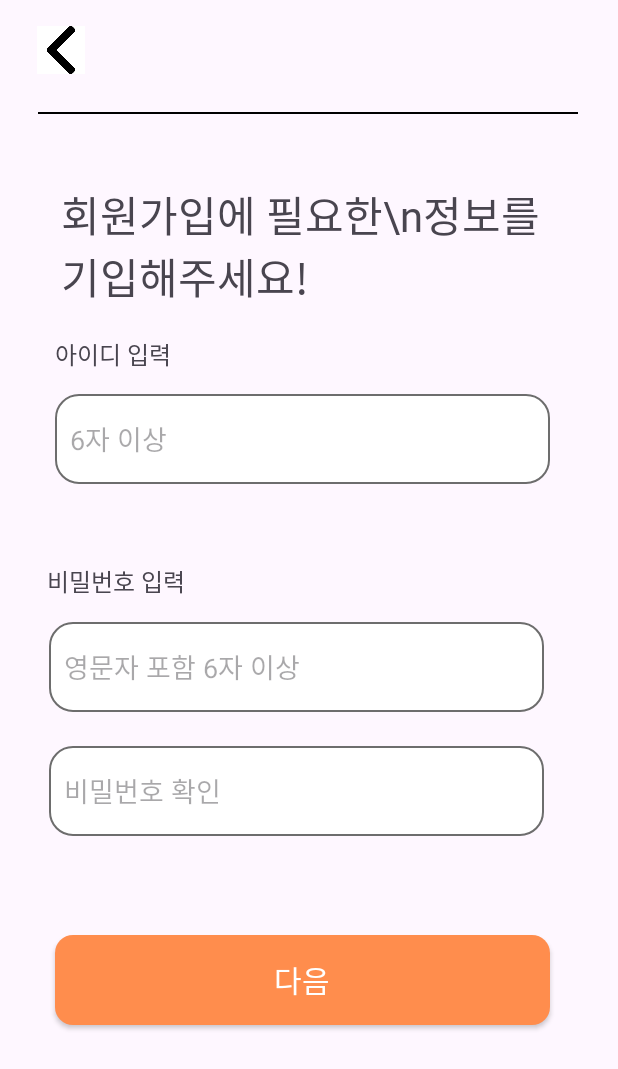
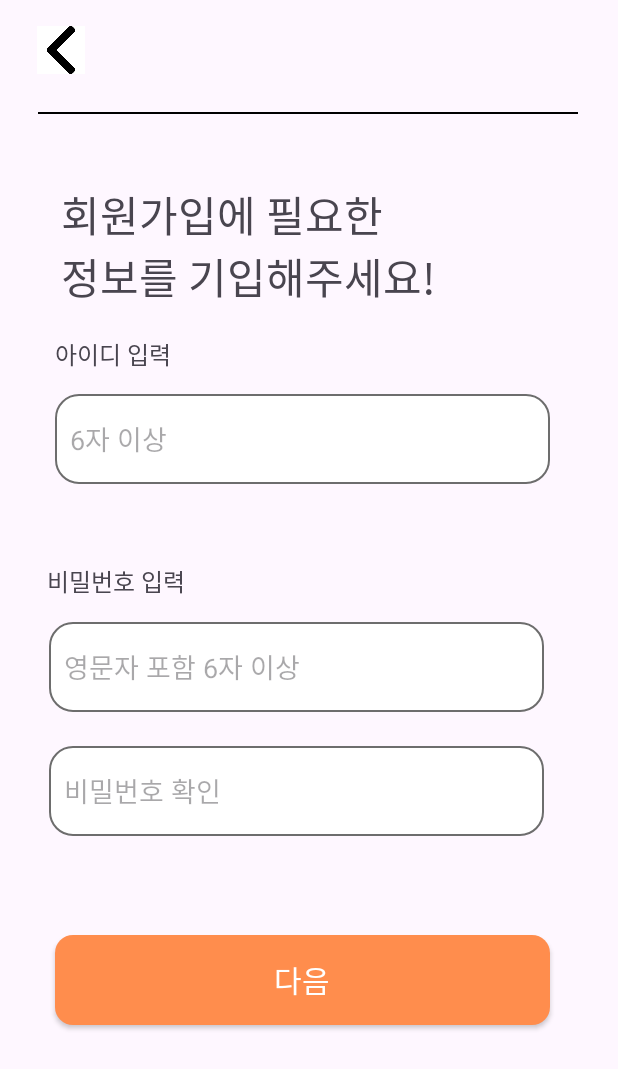
Before and after one commit to Beacon-2023/Beacon-frontend, an Android app: the signUpActivity screen opened directly, with no data from a screen before it, on a phone screen of 412 x 824 dp. Shown: the top 1069 px of the screen. Run offline under Robolectric (Android 15) with nearby library versions, the phone set to English and light mode, and no system bars.

Commit message:
[ADD] 번역 : 추가 언어 마무리

```diff
--- a/app/src/main/res/layout/activity_set_disaster.xml
+++ b/app/src/main/res/layout/activity_set_disaster.xml
@@ -56,7 +56,7 @@
         android:layout_width="wrap_content"
         android:layout_height="wrap_content"
         android:fontFamily="@font/fontlight"
-        android:text=""
+        android:text="@string/txt_setDiasaster2"
         android:textSize="20dp"
         app:layout_constraintBottom_toBottomOf="parent"
         app:layout_constraintEnd_toEndOf="parent"
--- a/app/src/main/res/layout/activity_sign_up.xml
+++ b/app/src/main/res/layout/activity_sign_up.xml
@@ -68,7 +68,7 @@
         android:layout_width="330dp"
         android:layout_height="60dp"
         android:background="@drawable/border_radius_blank"
-        android:hint="비밀번호 확인"
+        android:hint="@string/txt_constraint_confirm_pw"
         android:padding="10dp"
         app:layout_constraintBottom_toBottomOf="parent"
         app:layout_constraintEnd_toEndOf="parent"
--- a/app/src/main/res/layout/activity_start.xml
+++ b/app/src/main/res/layout/activity_start.xml
@@ -74,7 +74,7 @@
         android:layout_height="60dp"
         android:background="@drawable/border_radius_box"
         android:fontFamily="@font/fontmedium"
-        android:text="@string/txt_logout"
+        android:text="@string/txt_signup"
         android:textColor="@color/white"
         android:textSize="24sp"
         app:layout_constraintBottom_toBottomOf="parent"
--- a/app/src/main/res/values/strings.xml
+++ b/app/src/main/res/values/strings.xml
@@ -3,7 +3,6 @@
 
     <string name="defaultSenderId" translatable="false">YOUR_DEFAULT_SENDER_ID</string>
 
-    <string name="txt_logo1">당신의 안전한\n오늘을 위해</string>
     <string name="txt_logo2">beacon</string>
     <string name="txt_login">로그인</string>
     <string name="txt_logout">로그아웃</string>
@@ -12,10 +11,10 @@
     <string name="hint_pw">비밀번호 입력</string>
     <string name="txt_signup">회원가입</string>
     <string name="txt_setDiasaster1">알림 재난 선택</string>
-    <string name="txt_setDiasaster2">알림 받고 싶은 재난을 선택하면\\n재난 발생 시 알림을 발송합니다.</string>
+    <string name="txt_setDiasaster2">알림 받고 싶은 재난을 선택하면\n재난 발생 시 알림을 발송합니다.</string>
     <string name="txt_setGuild">커스텀 가이드라인</string>
     <string name="txt_setGuild2">재난 발생 시 사용자가 미리 입력해둔 가이드라인을 제공합니다.</string>
-    <string name="txt_signupPhrase">회원가입에 필요한\\n정보를 기입해주세요!</string>
+    <string name="txt_signupPhrase">회원가입에 필요한\n정보를 기입해주세요!</string>
     <string name="txt_constraint_Id">6자 이상</string>
     <string name="txt_constraint_pw">영문자 포함 6자 이상</string>
     <string name="txt_constraint_confirm_pw">비밀번호 확인</string>
@@ -34,5 +33,6 @@
     <string name="nav_home">홈</string>
     <string name="nav_message">재난 알림</string>
     <string name="nav_setting">설정</string>
+    <string name="txt_logo1">당신의 안전한\n오늘을 위해</string>
 
 </resources>
```
Also changed, not shown: 3 other files.
